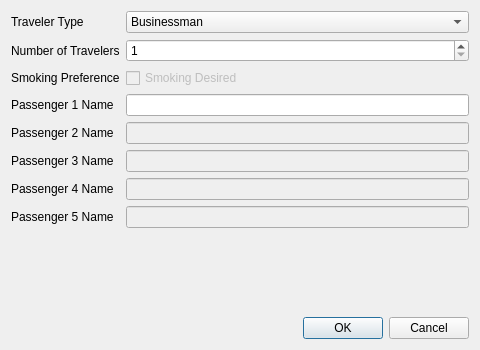
This is addgroupdialog.ui in djk7wb/cs206flight as Qt 5 draws it before an edit. The edited form follows.
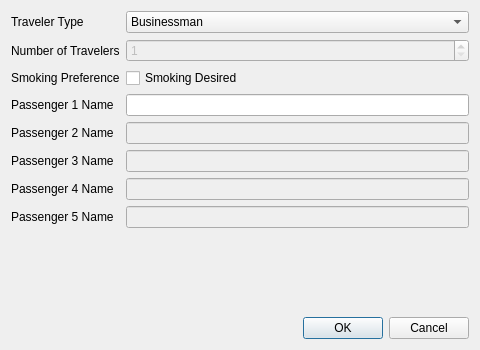
This is the edited form.

Patch:
```diff
--- a/addgroupdialog.ui
+++ b/addgroupdialog.ui
@@ -55,7 +55,7 @@
      <item row="2" column="2">
       <widget class="QCheckBox" name="smokingPreference">
        <property name="enabled">
-        <bool>false</bool>
+        <bool>true</bool>
        </property>
        <property name="text">
         <string>Smoking Desired</string>
@@ -71,6 +71,9 @@
      </item>
      <item row="1" column="2">
       <widget class="QSpinBox" name="numberOfTravelers">
+       <property name="enabled">
+        <bool>false</bool>
+       </property>
        <property name="minimum">
         <number>1</number>
        </property>
```
